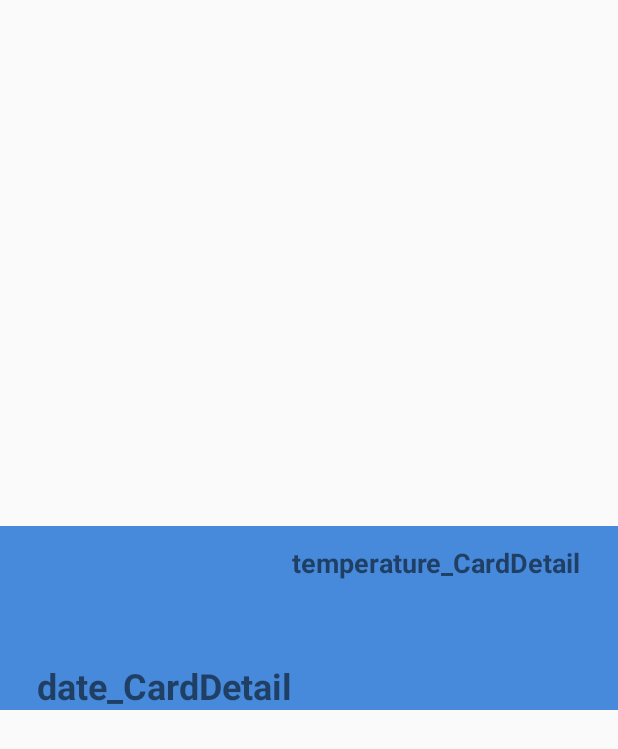
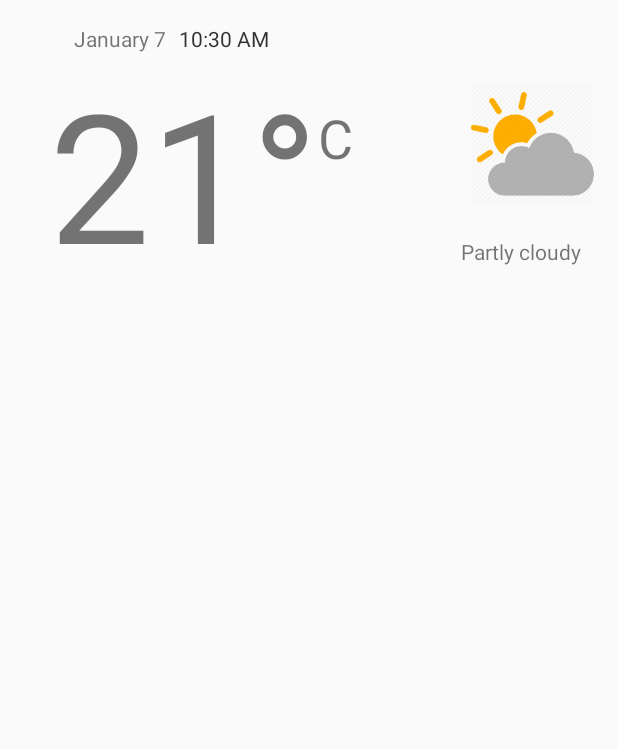
Before and after one commit to sayem-bs23/weather360, an Android app: the layout card_details.xml on its own in the app's theme, with its tools: preview values and no code run, on a phone screen of 412 x 824 dp. Shown: the top 749 px of the screen. Run offline under Robolectric (Android 15) with nearby library versions, the phone set to English and light mode, and no system bars.

Commit message:
onClick on recycler card implemented, passed position of card in respective arraylist from fragment to new activity

```diff
--- a/app/build.gradle
+++ b/app/build.gradle
@@ -35,6 +35,12 @@ dependencies {
     androidTestImplementation 'androidx.test.espresso:espresso-core:3.1.1'
     implementation 'com.google.android.material:material:1.0.0'
 
+    implementation 'com.google.code.gson:gson:2.8.4'
+    implementation 'com.squareup.retrofit2:retrofit:2.3.0'
+    implementation 'com.squareup.retrofit2:converter-gson:2.3.0'
+    implementation 'com.squareup.okhttp3:logging-interceptor:3.8.0'
+
+    implementation 'com.squareup.picasso:picasso:2.71828'
 
 
 }
--- a/app/src/main/AndroidManifest.xml
+++ b/app/src/main/AndroidManifest.xml
@@ -2,6 +2,9 @@
 <manifest xmlns:android="http://schemas.android.com/apk/res/android"
     xmlns:dist="http://schemas.android.com/apk/distribution"
     package="com.example.weather">
+    <uses-permission android:name="android.permission.INTERNET"/>
+    <uses-permission android:name="android.permission.ACCESS_WIFI_STATE" />
+    <uses-permission android:name="android.permission.ACCESS_NETWORK_STATE" />
 
     <dist:module dist:instant="true" />
 
@@ -12,6 +15,7 @@
         android:roundIcon="@mipmap/ic_launcher_round"
         android:supportsRtl="true"
         android:theme="@style/AppTheme">
+        <activity android:name=".DetailActivity"></activity>
         <activity android:name=".MainActivity">
             <intent-filter>
                 <action android:name="android.intent.action.MAIN" />
@@ -19,6 +23,7 @@
                 <category android:name="android.intent.category.LAUNCHER" />
             </intent-filter>
         </activity>
+
         <meta-data
             android:name="preloaded_fonts"
             android:resource="@array/preloaded_fonts" />
--- a/app/src/main/res/layout/card_details.xml
+++ b/app/src/main/res/layout/card_details.xml
@@ -1,40 +1,80 @@
 <?xml version="1.0" encoding="utf-8"?>
-<RelativeLayout xmlns:android="http://schemas.android.com/apk/res/android"
+<androidx.coordinatorlayout.widget.CoordinatorLayout xmlns:android="http://schemas.android.com/apk/res/android"
+    xmlns:app="http://schemas.android.com/apk/res-auto"
+    xmlns:tools="http://schemas.android.com/tools"
     android:layout_width="match_parent"
-    android:layout_height="wrap_content"
-    android:layout_gravity="center"
-    >
+    android:layout_height="match_parent"
+    tools:context=".TodayFragment">
 
-    <LinearLayout
+    <androidx.constraintlayout.widget.ConstraintLayout
         android:layout_width="match_parent"
-        android:layout_height="wrap_content"
-        android:background="@color/colorPrimary"
-        android:gravity="center_horizontal"
-        android:id="@+id/cardDetail"
-        >
+        android:layout_height="match_parent"
+        tools:context=".TodayFragment">
+
+
         <TextView
-            android:id="@+id/date_CardDetail"
+            android:id="@+id/dateAndTimeTop_cardDetail"
             android:layout_width="wrap_content"
             android:layout_height="wrap_content"
-            android:text="date_CardDetail"
-            android:textSize="24sp"
-            android:textStyle="bold"
-            android:layout_marginTop="90dp"/>
+            android:layout_marginTop="16dp"
+            android:text="January 7"
+            app:layout_constraintEnd_toEndOf="parent"
+            app:layout_constraintHorizontal_bias="0.14"
+            app:layout_constraintStart_toStartOf="parent"
+            app:layout_constraintTop_toTopOf="parent" />
 
         <TextView
-            android:id="@+id/temperature_CardDetail"
+            android:id="@+id/temperature_cardDetail"
             android:layout_width="wrap_content"
             android:layout_height="wrap_content"
-            android:layout_marginTop="5dp"
-            android:layout_marginBottom="10dp"
-            android:text="temperature_CardDetail"
-            android:textSize="18sp"
-            android:textStyle="bold" />
+            android:text="21°"
+            android:textSize="120sp"
+            app:layout_constraintEnd_toEndOf="parent"
+            app:layout_constraintHorizontal_bias="0.14"
+            app:layout_constraintStart_toStartOf="parent"
+            app:layout_constraintTop_toBottomOf="@+id/dateAndTimeTop_cardDetail" />
 
-    </LinearLayout>
+        <TextView
+            android:id="@+id/degreeSymbol_cardDetail"
+            android:layout_width="wrap_content"
+            android:layout_height="wrap_content"
+            android:layout_marginTop="32dp"
+            android:text="C"
+            android:textSize="36sp"
+            app:layout_constraintStart_toEndOf="@+id/temperature_cardDetail"
+            app:layout_constraintTop_toBottomOf="@+id/dateAndTimeTop_cardDetail" />
+
+        <ImageView
+            android:id="@+id/weatherAvatar_cardDetail"
+            android:layout_width="82dp"
+            android:layout_height="92dp"
+            android:layout_marginTop="50dp"
+            android:layout_marginEnd="16dp"
+            android:src="@mipmap/partly_cloudy"
+            app:layout_constraintEnd_toEndOf="parent"
+            app:layout_constraintTop_toTopOf="parent" />
+
+        <TextView
+            android:id="@+id/weatherSatus_cardDetail"
+            android:layout_width="wrap_content"
+            android:layout_height="wrap_content"
+            android:layout_marginTop="16dp"
+            android:layout_marginEnd="24dp"
+            android:text="Partly cloudy"
+            app:layout_constraintEnd_toEndOf="parent"
+            app:layout_constraintTop_toBottomOf="@+id/weatherAvatar_cardDetail" />
+
+        <TextClock
+            android:id="@+id/clockTime_cardDetail"
+            android:layout_width="wrap_content"
+            android:layout_height="wrap_content"
+            android:layout_marginStart="8dp"
+            android:layout_marginTop="16dp"
+            android:textColor="@android:color/secondary_text_light"
+            app:layout_constraintStart_toEndOf="@+id/dateAndTimeTop_cardDetail"
+            app:layout_constraintTop_toTopOf="parent" />
+    </androidx.constraintlayout.widget.ConstraintLayout>
 
 
 
-
-
-</RelativeLayout>
+</androidx.coordinatorlayout.widget.CoordinatorLayout>
--- a/app/src/main/res/layout/card_weather.xml
+++ b/app/src/main/res/layout/card_weather.xml
@@ -56,6 +56,7 @@
                 android:textSize="36sp"
                 app:layout_constraintBottom_toBottomOf="parent"
                 app:layout_constraintEnd_toEndOf="parent"
+                app:layout_constraintHorizontal_bias="0.61"
                 app:layout_constraintStart_toStartOf="parent" />
 
 
```
Also changed, not shown: app/src/main/java/com/example/weather/CustomAdapter.kt (+5 -5 lines), app/src/main/java/com/example/weather/DetailActivity.kt (added, +33 -0 lines), app/src/main/java/com/example/weather/MainActivity.kt (+6 -3 lines), app/src/main/java/com/example/weather/TenDaysFragment.kt (+7 -13 lines), app/src/main/java/com/example/weather/TodayFragment.kt (+13 -0 lines), app/src/main/java/com/example/weather/Weather.kt (+45 -3 lines), app/src/main/res/layout/fragment_ten_days.xml (+1 -7 lines), app/src/main/res/layout/fragment_today.xml (+11 -1 lines), 1 other file.
